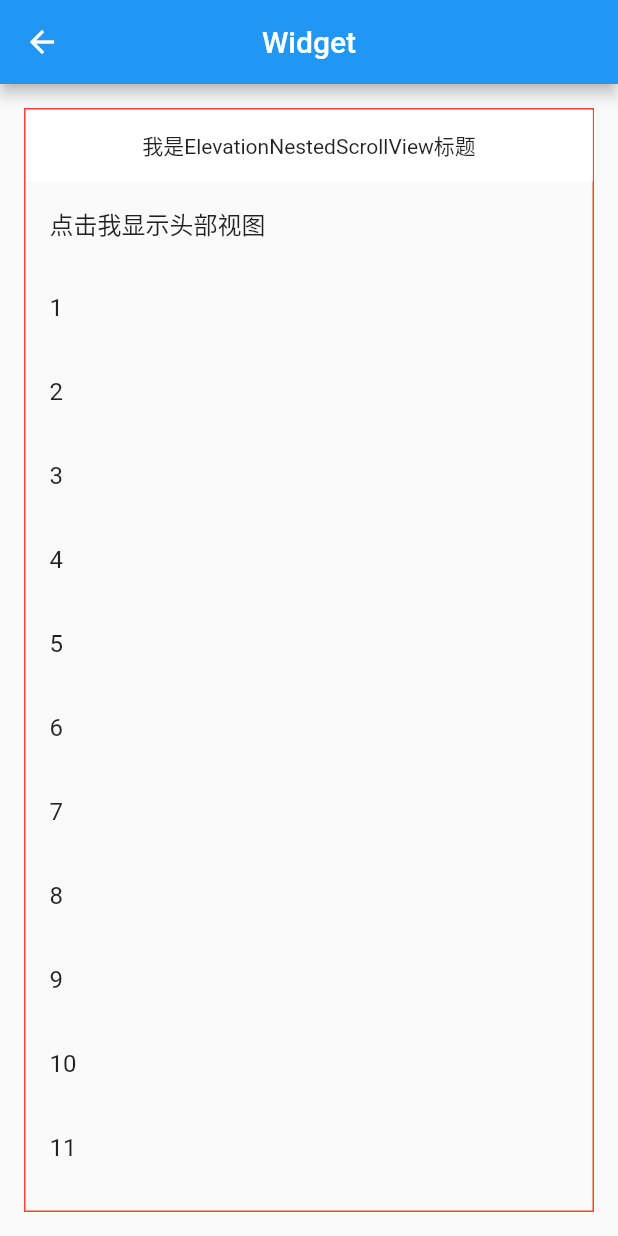
After one commit to hello-coder-xu/flutter_scroll, a Flutter app: the ElevationByScrollPage screen opened by its route, on a phone screen of 412 x 824 dp. The commit adds this screen. Run offline on Flutter 3.47's test engine with Material 2 defaults, Android fonts, the phone set to English and light mode, and no system bars; our stand-ins replace flutter_screenutil, get.

Commit message:
滚动时，标题栏新增阴影

```diff
--- a/lib/common/router/app_pages.dart
+++ b/lib/common/router/app_pages.dart
@@ -1,4 +1,5 @@
 import 'package:flutter_scroll/page/anchor/view.dart';
+import 'package:flutter_scroll/page/elevation_by_scroll/view.dart';
 import 'package:flutter_scroll/page/home/view.dart';
 import 'package:flutter_scroll/page/more_type_list/view.dart';
 import 'package:flutter_scroll/page/page_view_load_more/view.dart';
@@ -13,6 +14,7 @@ abstract class AppPaths {
   static const pageViewLoadMore = '/pageViewLoadMore';
   static const refresh = '/refresh';
   static const tabAndPageView = '/tabAndPageView';
+  static const elevationByScroll = '/elevationByScroll';
 }
 
 class AppPages {
@@ -45,5 +47,9 @@ class AppPages {
       name: AppPaths.tabAndPageView,
       page: () => TabAndPageViewPage(),
     ),
+    GetPage(
+      name: AppPaths.elevationByScroll,
+      page: () => ElevationByScrollPage(),
+    ),
   ];
 }
--- /dev/null
+++ b/lib/page/elevation_by_scroll/logic.dart
@@ -0,0 +1,7 @@
+import 'package:get/get.dart';
+
+import 'state.dart';
+
+class ElevationByScrollLogic extends GetxController {
+  final ElevationByScrollState state = ElevationByScrollState();
+}
--- /dev/null
+++ b/lib/page/elevation_by_scroll/state.dart
@@ -0,0 +1,5 @@
+class ElevationByScrollState {
+  ElevationByScrollState() {
+    ///Initialize variables
+  }
+}
--- /dev/null
+++ b/lib/page/elevation_by_scroll/view.dart
@@ -0,0 +1,29 @@
+import 'package:flutter/material.dart';
+import 'package:flutter_scroll/page/elevation_by_scroll/widget/elevation_by_nested.dart';
+import 'package:get/get.dart';
+import 'logic.dart';
+
+///滚动时新增阴影
+class ElevationByScrollPage extends StatelessWidget {
+  final logic = Get.put(ElevationByScrollLogic());
+  final state = Get.find<ElevationByScrollLogic>().state;
+
+  ElevationByScrollPage({Key? key}) : super(key: key);
+
+  @override
+  Widget build(BuildContext context) {
+    return Scaffold(
+      appBar: AppBar(
+        title: Text(toString()),
+        centerTitle: true,
+      ),
+      body: Container(
+        decoration: BoxDecoration(
+          border: Border.all(color: Colors.red, width: 1),
+        ),
+        margin: const EdgeInsets.all(16),
+        child: const ElevationNestedScrollView(),
+      ),
+    );
+  }
+}
--- /dev/null
+++ b/lib/page/elevation_by_scroll/widget/elevation_by_nested.dart
@@ -0,0 +1,62 @@
+import 'package:flutter/material.dart';
+import 'package:flutter_scroll/common/widget/elevation_header_delete.dart';
+
+class ElevationNestedScrollView extends StatefulWidget {
+  const ElevationNestedScrollView({Key? key}) : super(key: key);
+
+  @override
+  State<ElevationNestedScrollView> createState() =>
+      _ElevationNestedScrollViewState();
+}
+
+class _ElevationNestedScrollViewState extends State<ElevationNestedScrollView> {
+  bool display = false;
+
+  @override
+  Widget build(BuildContext context) {
+    return NestedScrollView(
+      headerSliverBuilder: (BuildContext context, bool innerBoxIsScrolled) {
+        return [
+          if (display)
+            SliverToBoxAdapter(
+              child: Container(
+                height: 50,
+                color: Colors.green,
+                alignment: Alignment.center,
+                child: const Text('我是头部',style: TextStyle(color: Colors.white),),
+              ),
+            ),
+          SliverPersistentHeader(
+            pinned: true,
+            delegate: ElevationSliverPersistentHeaderDelegate(
+              child: Container(
+                color: Colors.white,
+                height: 48,
+                alignment: Alignment.center,
+                child: const Text('我是ElevationNestedScrollView标题'),
+              ),
+            ),
+          ),
+        ];
+      },
+      body: ListView.builder(
+        itemBuilder: (context, index) {
+          if (index == 0) {
+            return ListTile(
+              title: Text(display ? '点击我隐藏头部视图' : '点击我显示头部视图'),
+              onTap: () {
+                display = !display;
+                setState(() {});
+              },
+            );
+          } else {
+            return ListTile(
+              title: Text('$index'),
+            );
+          }
+        },
+        itemCount: 100,
+      ),
+    );
+  }
+}
--- a/lib/page/home/logic.dart
+++ b/lib/page/home/logic.dart
@@ -22,7 +22,8 @@ class HomeLogic extends GetxController {
       ..add(HomeModel(name: '下拉刷新', path: AppPaths.refresh))
       ..add(HomeModel(name: '多类型List', path: AppPaths.moreTypeList))
       ..add(HomeModel(name: 'Tab+PageView', path: AppPaths.tabAndPageView))
-      ..add(HomeModel(name: 'PageView加载更多', path: AppPaths.pageViewLoadMore));
+      ..add(HomeModel(name: 'PageView加载更多', path: AppPaths.pageViewLoadMore))
+      ..add(HomeModel(name: '滚动时新增阴影', path: AppPaths.elevationByScroll));
     update();
   }
 
```
